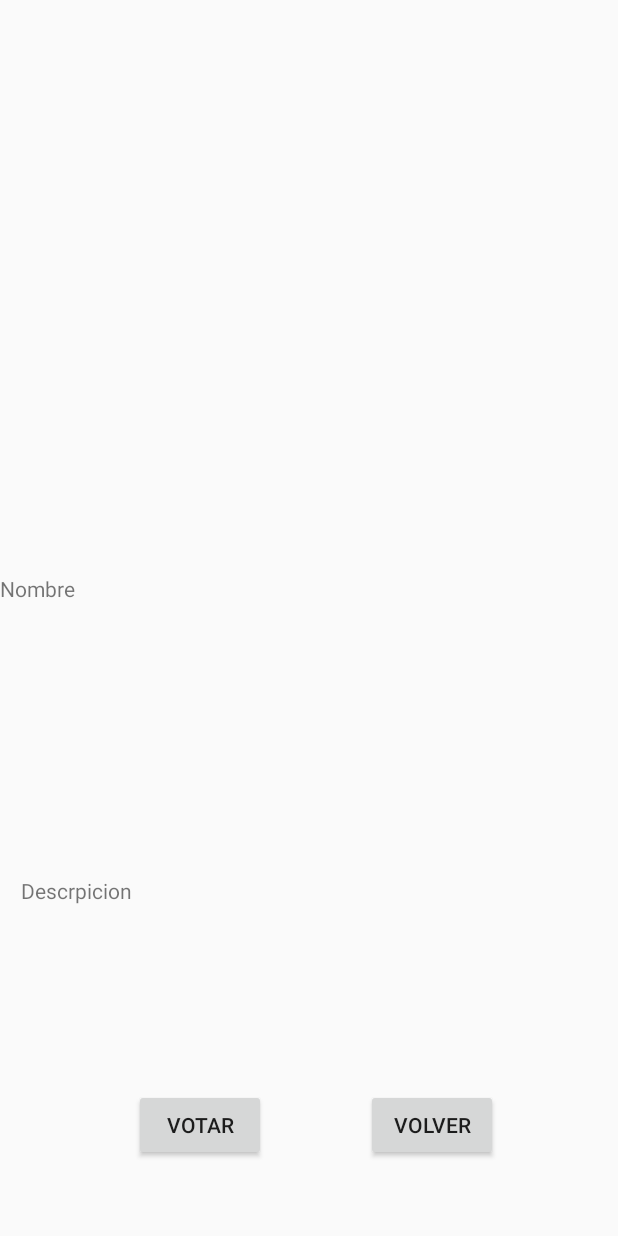
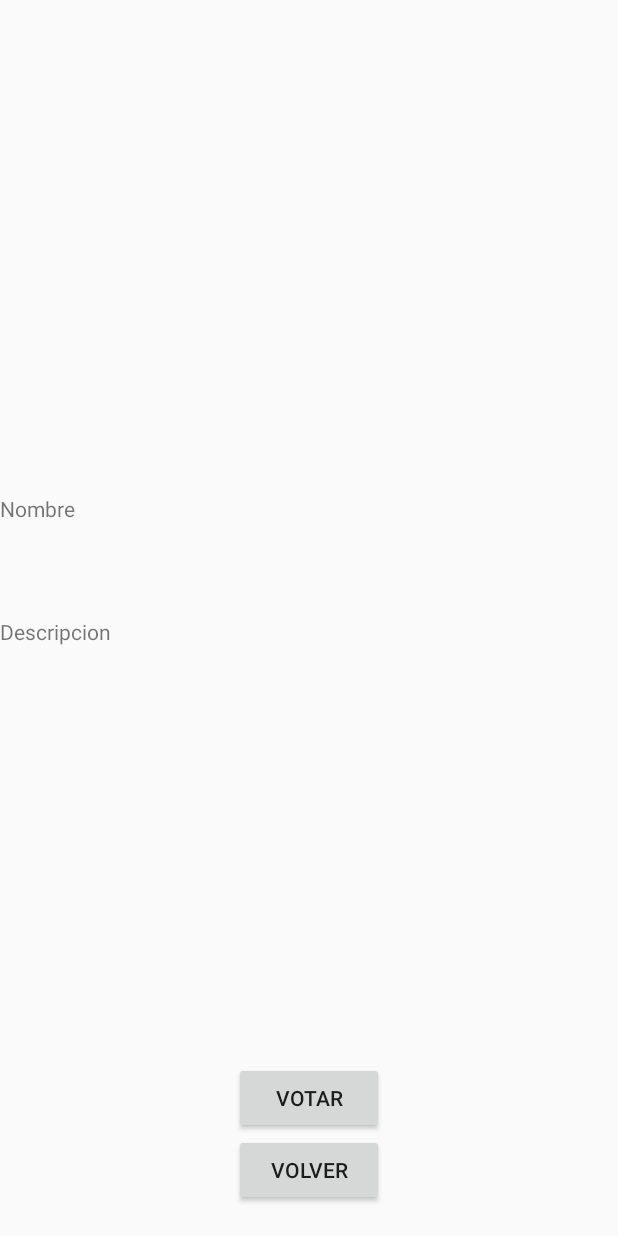
Before and after one commit to arsof-app/movilidad-reducida, an Android app: the layout activity_vote.xml on its own in the app's theme, with its tools: preview values and no code run, on a phone screen of 412 x 824 dp. Run offline under Robolectric (Android 15) with nearby library versions, the phone set to English and light mode, and no system bars.

Commit message:
rehecho activity_vote.xml

```diff
--- a/Movilidad-Reducida/app/src/main/java/com/example/ibaitxo/movilidadreducida/VoteActivity.java
+++ b/Movilidad-Reducida/app/src/main/java/com/example/ibaitxo/movilidadreducida/VoteActivity.java
@@ -37,6 +37,7 @@ public class VoteActivity extends AppCompatActivity {
     @Override
     protected void onCreate(Bundle savedInstanceState) {
         super.onCreate(savedInstanceState);
+
         setContentView(R.layout.activity_vote);
 
         Intent intent = getIntent();
--- a/Movilidad-Reducida/app/src/main/res/layout/activity_vote.xml
+++ b/Movilidad-Reducida/app/src/main/res/layout/activity_vote.xml
@@ -1,61 +1,75 @@
 <?xml version="1.0" encoding="utf-8"?>
-<android.support.constraint.ConstraintLayout xmlns:android="http://schemas.android.com/apk/res/android"
-    xmlns:app="http://schemas.android.com/apk/res-auto"
-    xmlns:tools="http://schemas.android.com/tools"
+<LinearLayout xmlns:android="http://schemas.android.com/apk/res/android"
+    android:id="@+id/activity_vote"
     android:layout_width="match_parent"
     android:layout_height="match_parent"
-    tools:context="com.example.ibaitxo.movilidadreducida.VoteActivity">
+    android:orientation="vertical">
 
-    <Button
-        android:id="@+id/votar"
-        android:layout_width="wrap_content"
-        android:layout_height="wrap_content"
-        android:layout_marginBottom="50dp"
-        android:layout_marginEnd="58dp"
-        android:layout_marginStart="80dp"
-        android:text="VOTAR"
-        app:layout_constraintBottom_toBottomOf="parent"
-        app:layout_constraintEnd_toStartOf="@+id/volver"
-        app:layout_constraintStart_toStartOf="parent" />
 
-    <Button
-        android:id="@+id/volver"
-        android:layout_width="wrap_content"
-        android:layout_height="wrap_content"
-        android:layout_marginBottom="50dp"
-        android:layout_marginEnd="80dp"
-        android:text="VOLVER"
-        app:layout_constraintBottom_toBottomOf="parent"
-        app:layout_constraintEnd_toEndOf="parent" />
 
     <ImageView
         android:id="@+id/imageView"
-        android:layout_width="395dp"
-        android:layout_height="228dp"
-        app:layout_constraintEnd_toEndOf="parent"
-        app:layout_constraintStart_toStartOf="parent"
-        app:layout_constraintTop_toTopOf="parent" />
+        android:orientation="vertical"
+        android:layout_width="match_parent"
+        android:layout_height="0dp"
+        android:layout_weight="0.4"/>
 
-    <TextView
-        android:id="@+id/textViewDescripcion"
-        android:layout_width="383dp"
-        android:layout_height="134dp"
-        android:layout_marginBottom="8dp"
-        android:layout_marginEnd="1dp"
-        android:text="Descrpicion"
-        app:layout_constraintBottom_toTopOf="@+id/votar"
-        app:layout_constraintEnd_toEndOf="parent"
-        app:layout_constraintStart_toStartOf="parent" />
+    <LinearLayout
+        android:layout_width="match_parent"
+        android:orientation="vertical"
+        android:layout_height="0dp"
+        android:layout_weight="0.6">
 
-    <TextView
-        android:id="@+id/textViewNombre"
-        android:layout_width="379dp"
-        android:layout_height="45dp"
-        android:layout_marginBottom="3dp"
-        android:layout_marginTop="1dp"
-        android:text="Nombre"
-        app:layout_constraintBottom_toTopOf="@+id/textViewDescripcion"
-        app:layout_constraintStart_toStartOf="parent"
-        app:layout_constraintTop_toBottomOf="@+id/imageView" />
+        <RelativeLayout
+            android:layout_width="match_parent"
+            android:layout_height="0dp"
+            android:layout_weight="0.1">
 
-</android.support.constraint.ConstraintLayout>
+            <TextView
+                android:id="@+id/textViewNombre"
+                android:layout_width="match_parent"
+                android:layout_height="match_parent"
+                android:text="Nombre"
+                />
+
+        </RelativeLayout>
+
+        <RelativeLayout
+            android:layout_width="match_parent"
+            android:layout_height="0dp"
+            android:layout_weight="0.25">
+
+            <TextView
+                android:id="@+id/textViewDescripcion"
+                android:layout_width="match_parent"
+                android:layout_height="match_parent"
+                android:text="Descripcion" />
+        </RelativeLayout>
+
+        <RelativeLayout
+            android:layout_width="match_parent"
+            android:layout_height="0dp"
+            android:layout_weight="0.25">
+
+            <Button
+                android:id="@+id/votar"
+                android:layout_width="100dp"
+                android:layout_height="wrap_content"
+                android:layout_above="@+id/volver"
+                android:layout_centerHorizontal="true"
+                android:text="@string/Votar" />
+
+            <Button
+                android:id="@+id/volver"
+                android:layout_width="100dp"
+                android:layout_height="wrap_content"
+                android:layout_alignLeft="@+id/votar"
+                android:layout_alignParentBottom="true"
+                android:layout_alignStart="@+id/votar"
+                android:layout_marginBottom="20dp"
+                android:text="@string/Volver"/>
+
+        </RelativeLayout>
+
+    </LinearLayout>
+</LinearLayout>
--- a/Movilidad-Reducida/app/src/main/res/values/strings.xml
+++ b/Movilidad-Reducida/app/src/main/res/values/strings.xml
@@ -4,6 +4,7 @@
     <string name="a_adir_zona">Añadir Zona</string>
     <string name="salir">Salir</string>
     <string name="Volver">Volver</string>
+    <string name="Votar">Votar</string>
     <string name="Cancelar">Cancelar</string>
     <string name="Subir">Subir</string>
     <string name="access_token">pk.eyJ1IjoiaWJhaSIsImEiOiJjamRlZWkydmUwOXFsMzJsNnJlcWVpcTZjIn0.nvcig_YXVAa72gVII5qQnw</string>
```
